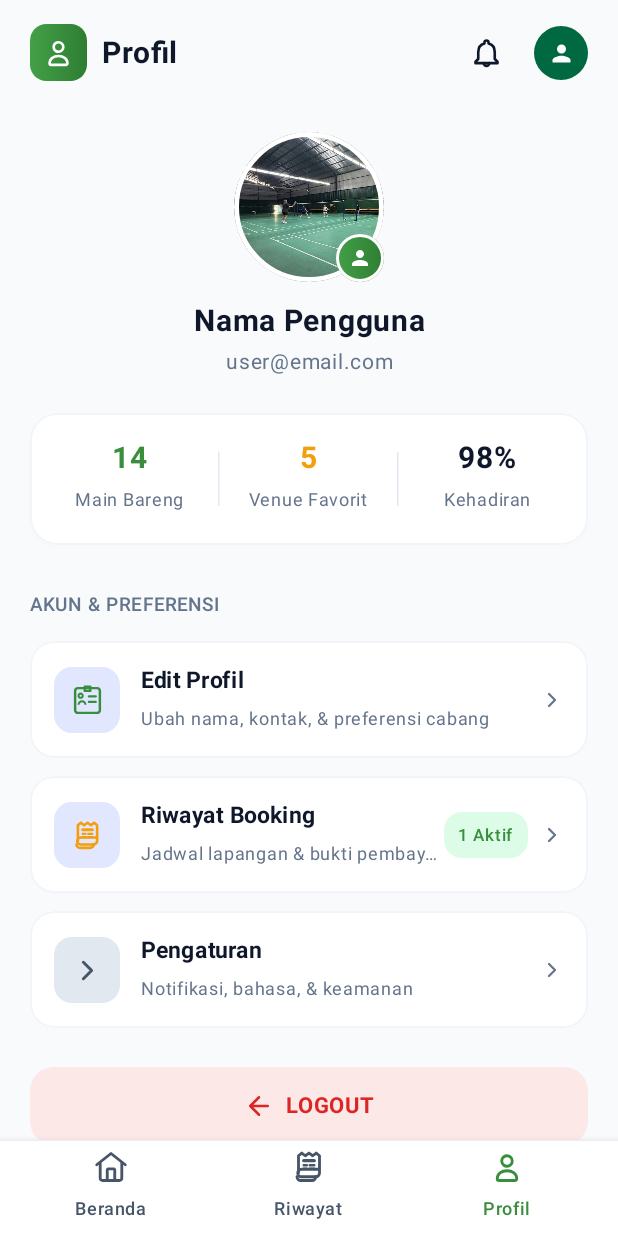
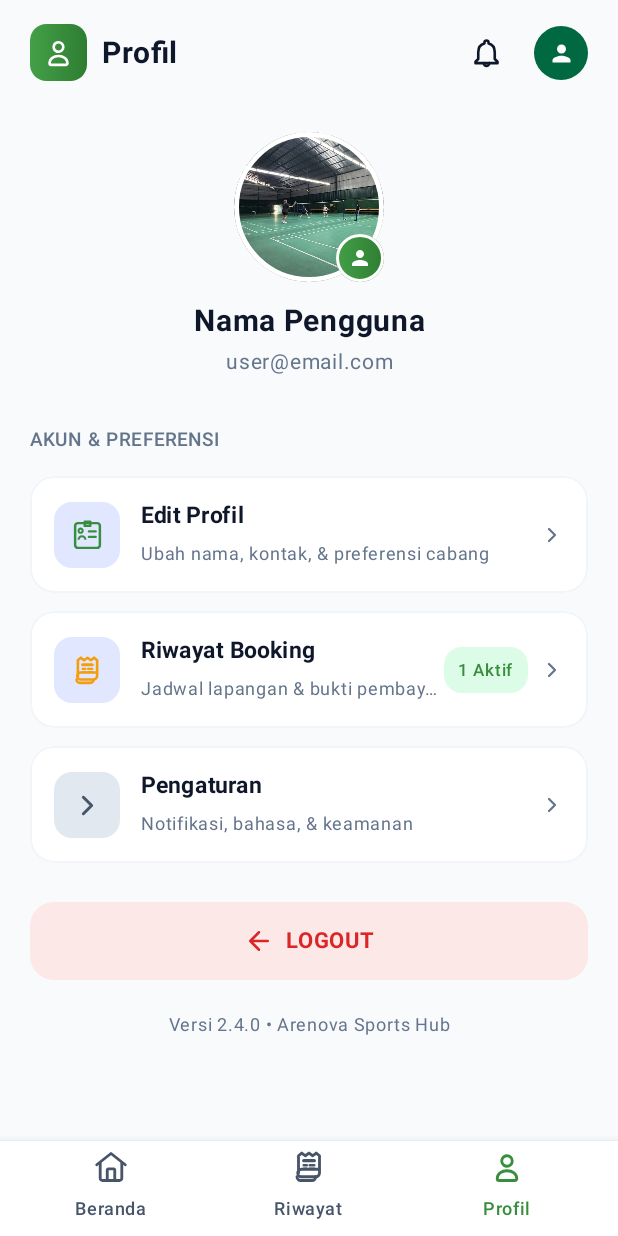
Before and after one commit to asaputro281-boo/ProjectArenova, an Android app built with Jetpack Compose: the @Preview function ProfileScreenPreview, on a phone screen of 412 x 824 dp. Run offline under Robolectric (Android 15) with nearby library versions, the phone set to English and light mode, and no system bars.

Commit message:
Update DashBoard

```diff
--- a/app/src/main/java/com/example/arenova/ui/screens/ProfileScreen.kt
+++ b/app/src/main/java/com/example/arenova/ui/screens/ProfileScreen.kt
@@ -29,7 +29,6 @@ import androidx.compose.material3.Icon
 import androidx.compose.material3.Scaffold
 import androidx.compose.material3.Surface
 import androidx.compose.material3.Text
-import androidx.compose.material3.VerticalDivider
 import androidx.compose.runtime.Composable
 import androidx.compose.runtime.remember
 import androidx.compose.ui.Alignment
@@ -249,69 +248,10 @@ fun ProfileScreen(
                 textAlign = TextAlign.Center
             )
 
-            Spacer(modifier = Modifier.height(22.dp))
-
-            // ==========================================
-            // 3. KARTU STATISTIK (3 KOLOM)
-            // ==========================================
-            Surface(
-                modifier = Modifier
-                    .fillMaxWidth()
-                    .shadow(
-                        elevation = 2.dp,
-                        shape = RoundedCornerShape(18.dp),
-                        ambientColor = Color.Black.copy(alpha = 0.04f),
-                        spotColor = Color.Black.copy(alpha = 0.05f)
-                    ),
-                shape = RoundedCornerShape(18.dp),
-                color = Color.White,
-                border = BorderStroke(1.dp, Color(0xFFF1F5F9))
-            ) {
-                Row(
-                    modifier = Modifier
-                        .fillMaxWidth()
-                        .padding(vertical = 18.dp, horizontal = 8.dp),
-                    verticalAlignment = Alignment.CenterVertically
-                ) {
-                    StatItem(
-                        number = "14",
-                        label = "Main Bareng",
-                        numberColor = RevoraGreenPrimary,
-                        modifier = Modifier.weight(1f)
-                    )
-
-                    VerticalDivider(
-                        modifier = Modifier.height(36.dp),
-                        thickness = 1.dp,
-                        color = Color(0xFFE2E8F0)
-                    )
-
-                    StatItem(
-                        number = "5",
-                        label = "Venue Favorit",
-                        numberColor = Color(0xFFF59E0B),
-                        modifier = Modifier.weight(1f)
-                    )
-
-                    VerticalDivider(
-                        modifier = Modifier.height(36.dp),
-                        thickness = 1.dp,
-                        color = Color(0xFFE2E8F0)
-                    )
-
-                    StatItem(
-                        number = "98%",
-                        label = "Kehadiran",
-                        numberColor = ArenovaDarkText,
-                        modifier = Modifier.weight(1f)
-                    )
-                }
-            }
-
             Spacer(modifier = Modifier.height(28.dp))
 
             // ==========================================
-            // 4. JUDUL SECTION "AKUN & PREFERENSI"
+            // 3. JUDUL SECTION "AKUN & PREFERENSI"
             // ==========================================
             Row(
                 modifier = Modifier.fillMaxWidth(),
@@ -329,7 +269,7 @@ fun ProfileScreen(
             Spacer(modifier = Modifier.height(12.dp))
 
             // ==========================================
-            // 5. DAFTAR MENU KARTU
+            // 4. DAFTAR MENU KARTU
             // ==========================================
             ProfileMenuCard(
                 iconRes = R.drawable.ic_badge_id,
@@ -366,7 +306,7 @@ fun ProfileScreen(
             Spacer(modifier = Modifier.height(26.dp))
 
             // ==========================================
-            // 6. TOMBOL LOGOUT
+            // 5. TOMBOL LOGOUT
             // ==========================================
             Button(
                 onClick = onLogoutClick,
@@ -404,7 +344,7 @@ fun ProfileScreen(
             Spacer(modifier = Modifier.height(18.dp))
 
             // ==========================================
-            // 7. FOOTER VERSI APLIKASI
+            // 6. FOOTER VERSI APLIKASI
             // ==========================================
             Text(
                 text = "Versi 2.4.0 • Arenova Sports Hub",
@@ -415,36 +355,6 @@ fun ProfileScreen(
 
             Spacer(modifier = Modifier.height(20.dp))
         }
-    }
-}
-
-@Composable
-private fun StatItem(
-    number: String,
-    label: String,
-    numberColor: Color,
-    modifier: Modifier = Modifier
-) {
-    Column(
-        modifier = modifier,
-        horizontalAlignment = Alignment.CenterHorizontally,
-        verticalArrangement = Arrangement.Center
-    ) {
-        Text(
-            text = number,
-            fontSize = 20.sp,
-            fontWeight = FontWeight.Bold,
-            color = numberColor
-        )
-        Spacer(modifier = Modifier.height(4.dp))
-        Text(
-            text = label,
-            fontSize = 12.sp,
-            fontWeight = FontWeight.Normal,
-            color = ArenovaSubtitleGray,
-            maxLines = 1,
-            overflow = TextOverflow.Ellipsis
-        )
     }
 }
 
```
